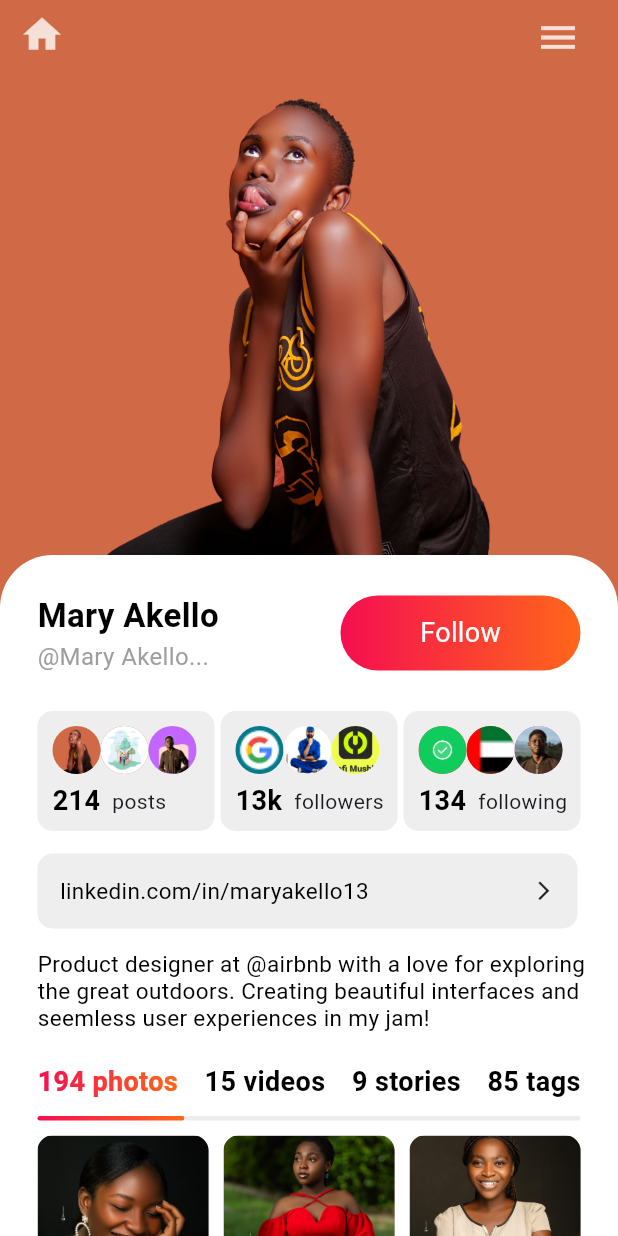
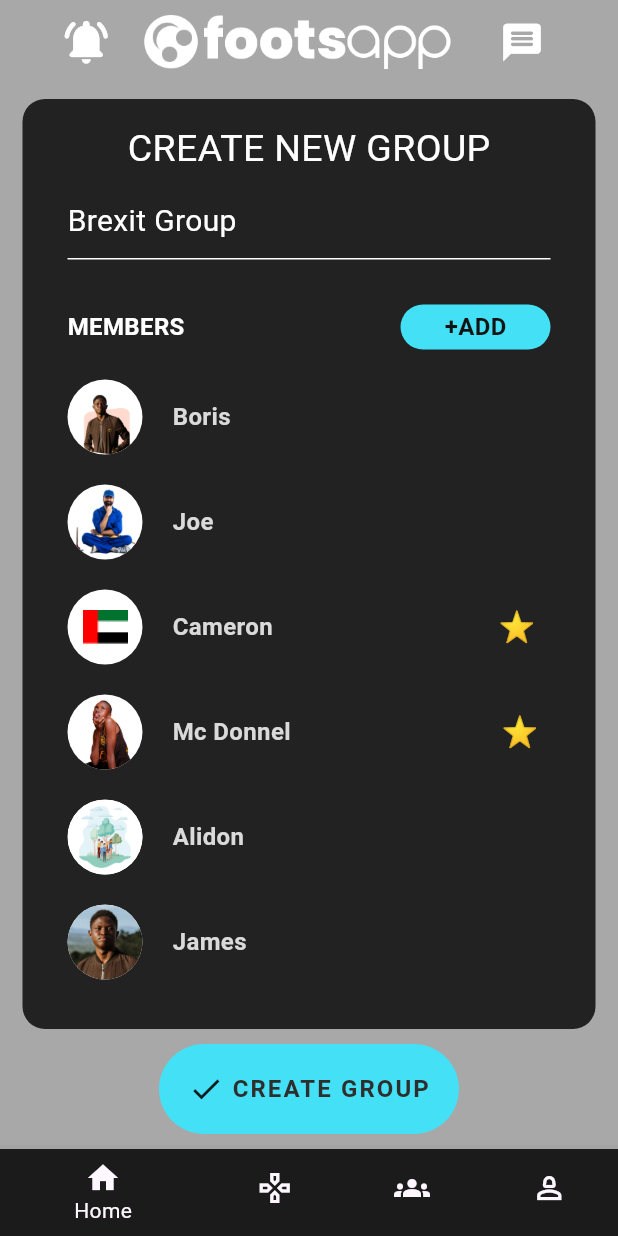
Before and after one commit to AbelEaX/flutter_learn, a Flutter app: the screen it shows after launch, on a phone screen of 412 x 824 dp. Run offline on Flutter 3.47's test engine with Material 3 defaults, Android fonts, the light colour scheme and no system bars; our stand-ins replace readmore.

Commit message:
uploaded a new flutter projects

```diff
--- a/lib/main.dart
+++ b/lib/main.dart
@@ -38,7 +38,8 @@ import 'package:flutter/material.dart';
 //import 'social4.dart';
 //import 'prac1.dart';
 //import 'DistortedContainer.dart';
-import 'prac2.dart';
+//import 'prac2.dart';
+import 'prac3.dart';
 
 void main() {
   runApp(const MyApp());
@@ -56,7 +57,7 @@ class MyApp extends StatelessWidget {
       theme: ThemeData(
           scaffoldBackgroundColor: Colors.grey[200],
           primaryColor: Colors.grey[500]),
-      home: Prac2(title: 'y'),
+      home: Prac3(title: 'y'),
       //title: 'Flutter Demo Home Page'
     );
   }
--- a/lib/prac2.dart
+++ b/lib/prac2.dart
@@ -72,7 +72,7 @@ class _Prac2State extends State<Prac2> {
                   mainAxisAlignment: MainAxisAlignment.spaceBetween,
                   children: [
                     Container(
-                      margin: EdgeInsets.all(25),
+                      margin: EdgeInsets.only(left: 25, right: 25, top: 5),
                       child: Column(
                         mainAxisAlignment: MainAxisAlignment.start,
                         crossAxisAlignment: CrossAxisAlignment.start,
@@ -417,7 +417,7 @@ class _Prac2State extends State<Prac2> {
                   ),
                 ),
                 SizedBox(
-                  height: 15,
+                  height: 5,
                 ),
                 Padding(
                   padding: const EdgeInsets.only(left: 25, right: 25),
@@ -456,8 +456,7 @@ class _Prac2State extends State<Prac2> {
                   ),
                 ),
                 Padding(
-                  padding:
-                      const EdgeInsets.only(left: 25.0, top: 15, right: 20),
+                  padding: const EdgeInsets.only(left: 25.0, top: 2, right: 20),
                   child: Text(
                     'Product designer at @airbnb with a love for exploring the great outdoors. Creating beautiful interfaces and seemless user experiences in my jam!',
                     style: TextStyle(
@@ -465,7 +464,7 @@ class _Prac2State extends State<Prac2> {
                   ),
                 ),
                 SizedBox(
-                  height: 20,
+                  height: 5,
                 ),
                 Padding(
                   padding: const EdgeInsets.only(left: 25.0, right: 25.0),
@@ -496,7 +495,7 @@ class _Prac2State extends State<Prac2> {
                       Text(
                         '9 stories',
                         style: TextStyle(
-                            color: Colors.black,
+                            color: Color.fromARGB(255, 8, 8, 8),
                             fontSize: 18,
                             fontWeight: FontWeight.w700),
                       ),
@@ -511,7 +510,7 @@ class _Prac2State extends State<Prac2> {
                   ),
                 ),
                 SizedBox(
-                  height: 10,
+                  height: 0,
                 ),
                 Padding(
                   padding: const EdgeInsets.only(left: 25),
@@ -539,7 +538,7 @@ class _Prac2State extends State<Prac2> {
                   ),
                 ),
                 SizedBox(
-                  height: 10,
+                  height: 5,
                 ),
                 Padding(
                   padding: const EdgeInsets.only(left: 25.0, right: 25),
--- /dev/null
+++ b/lib/prac3.dart
@@ -0,0 +1,378 @@
+import 'package:flutter/material.dart';
+
+class Prac3 extends StatefulWidget {
+  const Prac3({super.key, required String title});
+
+  @override
+  State<Prac3> createState() => _Prac3State();
+}
+
+class _Prac3State extends State<Prac3> {
+  int myIndex = 0;
+  @override
+  Widget build(BuildContext context) {
+    return Scaffold(
+      backgroundColor: Color.fromARGB(255, 168, 168, 168),
+      appBar: AppBar(
+        backgroundColor: Color.fromARGB(255, 168, 168, 168),
+        leading: Padding(
+          padding: const EdgeInsets.only(left: 40.0),
+          child: Icon(
+            Icons.notifications_active_rounded,
+            size: 35,
+            color: const Color.fromARGB(255, 255, 255, 255),
+          ),
+        ),
+        title: Padding(
+          padding: const EdgeInsets.only(left: 20.0),
+          child: Image.asset('assets/foot.png'),
+        ),
+        actions: [
+          Padding(
+            padding: const EdgeInsets.only(right: 40),
+            child: IconButton(
+              onPressed: () {},
+              icon: Icon(Icons.message_rounded),
+              iconSize: 30,
+              color: Color.fromARGB(255, 255, 255, 255),
+            ),
+          )
+        ],
+      ),
+      bottomNavigationBar: BottomNavigationBar(
+        type: BottomNavigationBarType.shifting,
+        onTap: (index) {
+          setState(() {
+            myIndex = index;
+          });
+        },
+        currentIndex: myIndex,
+        //fixedColor: Colors.amber,
+        items: const [
+          BottomNavigationBarItem(
+              icon: Icon(Icons.home),
+              label: 'Home',
+              backgroundColor: Color.fromARGB(255, 27, 27, 27)),
+          BottomNavigationBarItem(
+              icon: Icon(Icons.games_outlined),
+              label: 'Games',
+              backgroundColor: Color.fromARGB(255, 27, 27, 27)),
+          BottomNavigationBarItem(
+              icon: Icon(Icons.groups),
+              label: 'Groups',
+              backgroundColor: Color.fromARGB(255, 27, 27, 27)),
+          BottomNavigationBarItem(
+              icon: Icon(Icons.person_2_outlined),
+              label: 'Profile',
+              backgroundColor: Color.fromARGB(255, 27, 27, 27)),
+        ],
+      ),
+      body: Column(
+        children: [
+          Padding(
+            padding: const EdgeInsets.only(left: 15.0, right: 15, top: 10),
+            child: Container(
+              height: 620,
+              width: 400,
+              decoration: BoxDecoration(
+                borderRadius: BorderRadius.circular(15),
+                color: Colors.black.withOpacity(0.8),
+              ),
+              child: Column(
+                children: [
+                  Padding(
+                    padding: const EdgeInsets.only(top: 15.0),
+                    child: Text(
+                      'CREATE NEW GROUP',
+                      style: TextStyle(color: Colors.white, fontSize: 25),
+                    ),
+                  ),
+                  Padding(
+                    padding: const EdgeInsets.only(left: 30.0, top: 16),
+                    child: Align(
+                      alignment: Alignment.centerLeft,
+                      child: Text(
+                        'Brexit Group',
+                        style: TextStyle(color: Colors.white, fontSize: 20),
+                      ),
+                    ),
+                  ),
+                  Padding(
+                    padding:
+                        const EdgeInsets.only(left: 30, right: 30, top: 10),
+                    child: Container(
+                      height: 1,
+                      width: 340,
+                      color: Colors.white,
+                    ),
+                  ),
+                  Padding(
+                    padding: const EdgeInsets.only(
+                      left: 30.0,
+                      top: 30,
+                    ),
+                    child: Row(
+                      mainAxisAlignment: MainAxisAlignment.spaceBetween,
+                      children: [
+                        Text(
+                          'MEMBERS',
+                          style: TextStyle(
+                              fontSize: 16,
+                              fontWeight: FontWeight.w700,
+                              color: Colors.white),
+                        ),
+                        Padding(
+                          padding: const EdgeInsets.only(right: 30.0),
+                          child: Container(
+                            height: 30,
+                            width: 100,
+                            decoration: BoxDecoration(
+                                color: Color.fromARGB(255, 68, 224, 245),
+                                borderRadius: BorderRadius.circular(20)),
+                            child: Align(
+                              alignment: Alignment.center,
+                              child: Text(
+                                '+ADD',
+                                style: TextStyle(
+                                    fontSize: 16,
+                                    fontWeight: FontWeight.w700,
+                                    color:
+                                        const Color.fromARGB(255, 19, 19, 19)),
+                              ),
+                            ),
+                          ),
+                        ),
+                      ],
+                    ),
+                  ),
+                  Padding(
+                    padding:
+                        const EdgeInsets.only(left: 30.0, top: 20, right: 30.0),
+                    child: Row(
+                      children: [
+                        Container(
+                          height: 50,
+                          width: 50,
+                          decoration: BoxDecoration(
+                            shape: BoxShape.circle,
+                            color: Colors.white,
+                            image: DecorationImage(
+                              image: AssetImage('assets/dp2.png'),
+                            ),
+                          ),
+                        ),
+                        SizedBox(
+                          width: 20,
+                        ),
+                        Text(
+                          'Boris',
+                          style: TextStyle(
+                              fontSize: 16,
+                              fontWeight: FontWeight.w700,
+                              color: const Color.fromARGB(255, 218, 218, 218)),
+                        ),
+                      ],
+                    ),
+                  ),
+                  Padding(
+                    padding:
+                        const EdgeInsets.only(left: 30.0, top: 20, right: 30.0),
+                    child: Row(
+                      children: [
+                        Container(
+                          height: 50,
+                          width: 50,
+                          decoration: BoxDecoration(
+                            shape: BoxShape.circle,
+                            color: Colors.white,
+                            image: DecorationImage(
+                              image: AssetImage('assets/manc.png'),
+                            ),
+                          ),
+                        ),
+                        SizedBox(
+                          width: 20,
+                        ),
+                        Text(
+                          'Joe',
+                          style: TextStyle(
+                              fontSize: 16,
+                              fontWeight: FontWeight.w700,
+                              color: const Color.fromARGB(255, 218, 218, 218)),
+                        ),
+                      ],
+                    ),
+                  ),
+                  Padding(
+                    padding:
+                        const EdgeInsets.only(left: 30.0, top: 20, right: 30.0),
+                    child: Row(
+                      children: [
+                        Container(
+                          height: 50,
+                          width: 50,
+                          decoration: BoxDecoration(
+                            shape: BoxShape.circle,
+                            color: Colors.white,
+                            image: DecorationImage(
+                              image: AssetImage('assets/flag.png'),
+                            ),
+                          ),
+                        ),
+                        SizedBox(
+                          width: 20,
+                        ),
+                        Text(
+                          'Cameron',
+                          style: TextStyle(
+                              fontSize: 16,
+                              fontWeight: FontWeight.w700,
+                              color: const Color.fromARGB(255, 218, 218, 218)),
+                        ),
+                        SizedBox(
+                          width: 150,
+                        ),
+                        Text(
+                          '⭐',
+                          style: TextStyle(
+                              fontSize: 20,
+                              fontWeight: FontWeight.w700,
+                              color: const Color.fromARGB(255, 218, 218, 218)),
+                        ),
+                      ],
+                    ),
+                  ),
+                  Padding(
+                    padding:
+                        const EdgeInsets.only(left: 30.0, top: 20, right: 30.0),
+                    child: Row(
+                      children: [
+                        Container(
+                          height: 50,
+                          width: 50,
+                          decoration: BoxDecoration(
+                            shape: BoxShape.circle,
+                            color: Colors.white,
+                            image: DecorationImage(
+                              image: AssetImage('assets/g1.png'),
+                            ),
+                          ),
+                        ),
+                        SizedBox(
+                          width: 20,
+                        ),
+                        Text(
+                          'Mc Donnel',
+                          style: TextStyle(
+                              fontSize: 16,
+                              fontWeight: FontWeight.w700,
+                              color: const Color.fromARGB(255, 218, 218, 218)),
+                        ),
+                        SizedBox(
+                          width: 140,
+                        ),
+                        Text(
+                          '⭐',
+                          style: TextStyle(
+                              fontSize: 20,
+                              fontWeight: FontWeight.w700,
+                              color: const Color.fromARGB(255, 218, 218, 218)),
+                        ),
+                      ],
+                    ),
+                  ),
+                  Padding(
+                    padding:
+                        const EdgeInsets.only(left: 30.0, top: 20, right: 30.0),
+                    child: Row(
+                      children: [
+                        Container(
+                          height: 50,
+                          width: 50,
+                          decoration: BoxDecoration(
+                            shape: BoxShape.circle,
+                            color: Colors.white,
+                            image: DecorationImage(
+                              image: AssetImage('assets/fam.jpg'),
+                            ),
+                          ),
+                        ),
+                        SizedBox(
+                          width: 20,
+                        ),
+                        Text(
+                          'Alidon',
+                          style: TextStyle(
+                              fontSize: 16,
+                              fontWeight: FontWeight.w700,
+                              color: const Color.fromARGB(255, 218, 218, 218)),
+                        ),
+                      ],
+                    ),
+                  ),
+                  Padding(
+                    padding:
+                        const EdgeInsets.only(left: 30.0, top: 20, right: 30.0),
+                    child: Row(
+                      children: [
+                        Container(
+                          height: 50,
+                          width: 50,
+                          decoration: BoxDecoration(
+                            shape: BoxShape.circle,
+                            color: Colors.white,
+                            image: DecorationImage(
+                              image: AssetImage('assets/ea.jpg'),
+                            ),
+                          ),
+                        ),
+                        SizedBox(
+                          width: 20,
+                        ),
+                        Text(
+                          'James',
+                          style: TextStyle(
+                              fontSize: 16,
+                              fontWeight: FontWeight.w700,
+                              color: const Color.fromARGB(255, 218, 218, 218)),
+                        ),
+                      ],
+                    ),
+                  ),
+                ],
+              ),
+            ),
+          ),
+          SizedBox(
+            height: 10,
+          ),
+          Container(
+            height: 60,
+            width: 200,
+            child: Row(
+              mainAxisAlignment: MainAxisAlignment.center,
+              children: [
+                Icon(Icons.check),
+                SizedBox(
+                  width: 5,
+                ),
+                Text(
+                  'CREATE GROUP',
+                  style: TextStyle(
+                      fontSize: 16,
+                      fontWeight: FontWeight.w700,
+                      letterSpacing: 1.4,
+                      color: Color.fromARGB(255, 46, 46, 46)),
+                )
+              ],
+            ),
+            decoration: BoxDecoration(
+              borderRadius: BorderRadius.circular(30),
+              color: Color.fromARGB(255, 68, 224, 245),
+            ),
+          )
+        ],
+      ),
+    );
+  }
+}
--- a/pubspec.yaml
+++ b/pubspec.yaml
@@ -90,6 +90,7 @@ flutter:
    - assets/t1.jpeg
    - assets/t2.jpeg
    - assets/t3.jpeg
+   - assets/foot.png
 
 
 
```
Also changed, not shown: assets/foot.png (added).
